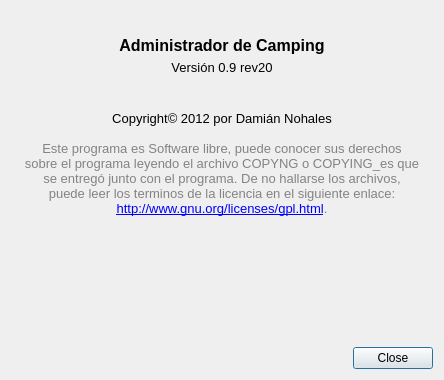
The window that DialogAbout.ui (dnohales/camping) describes before a commit, drawn with Qt 5.
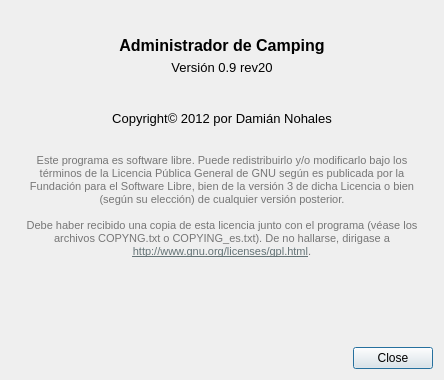
The same window after the commit. Icons and pictures are not drawn.

Commit message: Cambiado el texto del about, error en la tabla de dormis.

Patch:
```diff
--- a/DialogAbout.ui
+++ b/DialogAbout.ui
@@ -70,12 +70,16 @@
 p, li { white-space: pre-wrap; }
 &lt;/style&gt;&lt;/head&gt;&lt;body style=&quot; font-family:'Sans'; font-size:10pt; font-weight:400; font-style:normal;&quot;&gt;
 &lt;p align=&quot;center&quot; style=&quot; margin-top:0px; margin-bottom:0px; margin-left:0px; margin-right:0px; -qt-block-indent:0; text-indent:0px;&quot;&gt;Copyright© 2012 por Damián Nohales&lt;/p&gt;
-&lt;p align=&quot;center&quot; style=&quot;-qt-paragraph-type:empty; margin-top:0px; margin-bottom:0px; margin-left:0px; margin-right:0px; -qt-block-indent:0; text-indent:0px;&quot;&gt;&lt;/p&gt;
-&lt;p align=&quot;center&quot; style=&quot; margin-top:0px; margin-bottom:0px; margin-left:0px; margin-right:0px; -qt-block-indent:0; text-indent:0px;&quot;&gt;&lt;span style=&quot; color:#838383;&quot;&gt;Este programa es Software libre, puede conocer sus derechos&lt;/span&gt;&lt;/p&gt;
-&lt;p align=&quot;center&quot; style=&quot; margin-top:0px; margin-bottom:0px; margin-left:0px; margin-right:0px; -qt-block-indent:0; text-indent:0px;&quot;&gt;&lt;span style=&quot; color:#838383;&quot;&gt;sobre el programa leyendo el archivo COPYNG o COPYING_es que&lt;/span&gt;&lt;/p&gt;
-&lt;p align=&quot;center&quot; style=&quot; margin-top:0px; margin-bottom:0px; margin-left:0px; margin-right:0px; -qt-block-indent:0; text-indent:0px;&quot;&gt;&lt;span style=&quot; color:#838383;&quot;&gt;se entregó junto con el programa. De no hallarse los archivos,&lt;/span&gt;&lt;/p&gt;
-&lt;p align=&quot;center&quot; style=&quot; margin-top:0px; margin-bottom:0px; margin-left:0px; margin-right:0px; -qt-block-indent:0; text-indent:0px;&quot;&gt;&lt;span style=&quot; color:#838383;&quot;&gt;puede leer los terminos de la licencia en el siguiente enlace:&lt;/span&gt;&lt;/p&gt;
-&lt;p align=&quot;center&quot; style=&quot; margin-top:0px; margin-bottom:0px; margin-left:0px; margin-right:0px; -qt-block-indent:0; text-indent:0px;&quot;&gt;&lt;a href=&quot;http://www.gnu.org/licenses/gpl.html&quot;&gt;&lt;span style=&quot; text-decoration: underline; color:#0000ff;&quot;&gt;http://www.gnu.org/licenses/gpl.html&lt;/span&gt;&lt;/a&gt;&lt;span style=&quot; color:#838383;&quot;&gt;.&lt;/span&gt;&lt;/p&gt;&lt;/body&gt;&lt;/html&gt;</string>
+&lt;p align=&quot;center&quot; style=&quot;-qt-paragraph-type:empty; margin-top:0px; margin-bottom:0px; margin-left:0px; margin-right:0px; -qt-block-indent:0; text-indent:0px; font-size:9pt; color:#838383;&quot;&gt;&lt;/p&gt;
+&lt;p align=&quot;center&quot; style=&quot;-qt-paragraph-type:empty; margin-top:0px; margin-bottom:0px; margin-left:0px; margin-right:0px; -qt-block-indent:0; text-indent:0px; font-size:9pt; color:#838383;&quot;&gt;&lt;/p&gt;
+&lt;p align=&quot;center&quot; style=&quot; margin-top:0px; margin-bottom:0px; margin-left:0px; margin-right:0px; -qt-block-indent:0; text-indent:0px;&quot;&gt;&lt;span style=&quot; font-size:8pt; color:#767676;&quot;&gt;Este programa es software libre. Puede redistribuirlo y/o modificarlo bajo los&lt;/span&gt;&lt;/p&gt;
+&lt;p align=&quot;center&quot; style=&quot; margin-top:0px; margin-bottom:0px; margin-left:0px; margin-right:0px; -qt-block-indent:0; text-indent:0px;&quot;&gt;&lt;span style=&quot; font-size:8pt; color:#767676;&quot;&gt;términos de la Licencia Pública General de GNU según es publicada por la&lt;/span&gt;&lt;/p&gt;
+&lt;p align=&quot;center&quot; style=&quot; margin-top:0px; margin-bottom:0px; margin-left:0px; margin-right:0px; -qt-block-indent:0; text-indent:0px;&quot;&gt;&lt;span style=&quot; font-size:8pt; color:#767676;&quot;&gt;Fundación para el Software Libre, bien de la versión 3 de dicha Licencia o bien&lt;/span&gt;&lt;/p&gt;
+&lt;p align=&quot;center&quot; style=&quot; margin-top:0px; margin-bottom:0px; margin-left:0px; margin-right:0px; -qt-block-indent:0; text-indent:0px;&quot;&gt;&lt;span style=&quot; font-size:8pt; color:#767676;&quot;&gt;(según su elección) de cualquier versión posterior.&lt;/span&gt;&lt;/p&gt;
+&lt;p align=&quot;center&quot; style=&quot;-qt-paragraph-type:empty; margin-top:0px; margin-bottom:0px; margin-left:0px; margin-right:0px; -qt-block-indent:0; text-indent:0px; font-size:8pt; color:#767676;&quot;&gt;&lt;/p&gt;
+&lt;p align=&quot;center&quot; style=&quot; margin-top:0px; margin-bottom:0px; margin-left:0px; margin-right:0px; -qt-block-indent:0; text-indent:0px;&quot;&gt;&lt;span style=&quot; font-size:8pt; color:#767676;&quot;&gt;Debe haber recibido una copia de esta licencia junto con el programa (véase los&lt;/span&gt;&lt;/p&gt;
+&lt;p align=&quot;center&quot; style=&quot; margin-top:0px; margin-bottom:0px; margin-left:0px; margin-right:0px; -qt-block-indent:0; text-indent:0px;&quot;&gt;&lt;span style=&quot; font-size:8pt; color:#767676;&quot;&gt;archivos COPYNG.txt o COPYING_es.txt). De no hallarse, dirigase a&lt;/span&gt;&lt;/p&gt;
+&lt;p align=&quot;center&quot; style=&quot; margin-top:0px; margin-bottom:0px; margin-left:0px; margin-right:0px; -qt-block-indent:0; text-indent:0px;&quot;&gt;&lt;a href=&quot;http://www.gnu.org/licenses/gpl.html&quot;&gt;&lt;span style=&quot; font-size:8pt; text-decoration: underline; color:#647376;&quot;&gt;http://www.gnu.org/licenses/gpl.html&lt;/span&gt;&lt;/a&gt;&lt;span style=&quot; font-size:8pt; color:#767676;&quot;&gt;.&lt;/span&gt;&lt;/p&gt;&lt;/body&gt;&lt;/html&gt;</string>
      </property>
      <property name="openExternalLinks">
       <bool>true</bool>
```
The commit also changes 3 other files.
